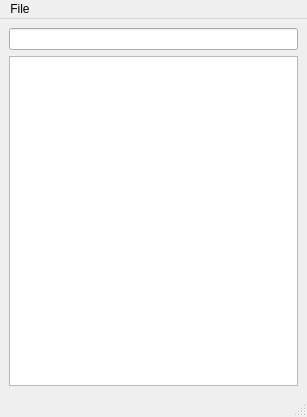
The window that mayaAsciiParser.ui (leixingyu/mayaAsciiViewer) describes before a commit, drawn with Qt 5.
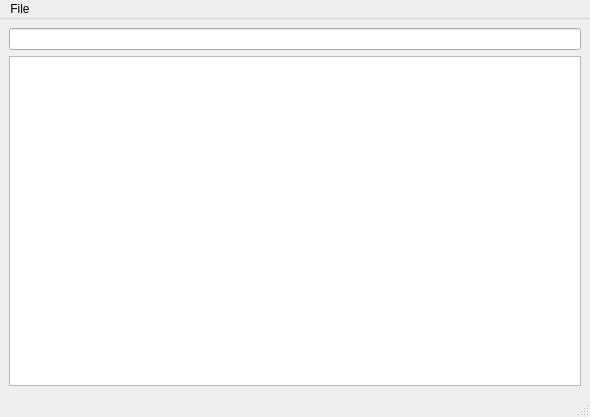
The same window after the commit.

Patch:
```diff
--- a/mayaAsciiParser.ui
+++ b/mayaAsciiParser.ui
@@ -6,7 +6,7 @@
    <rect>
     <x>0</x>
     <y>0</y>
-    <width>307</width>
+    <width>590</width>
     <height>417</height>
    </rect>
   </property>
@@ -22,6 +22,15 @@
      <layout class="QGridLayout" name="gridLayout">
       <item row="0" column="0">
        <widget class="QTreeView" name="ui_tree_view">
+        <property name="editTriggers">
+         <set>QAbstractItemView::NoEditTriggers</set>
+        </property>
+        <property name="alternatingRowColors">
+         <bool>true</bool>
+        </property>
+        <property name="selectionMode">
+         <enum>QAbstractItemView::NoSelection</enum>
+        </property>
         <property name="uniformRowHeights">
          <bool>true</bool>
         </property>
@@ -39,7 +48,7 @@
     <rect>
      <x>0</x>
      <y>0</y>
-     <width>307</width>
+     <width>590</width>
      <height>21</height>
     </rect>
    </property>
```
Left out of the diff: 3 changed lines with no effect on the pictures.
